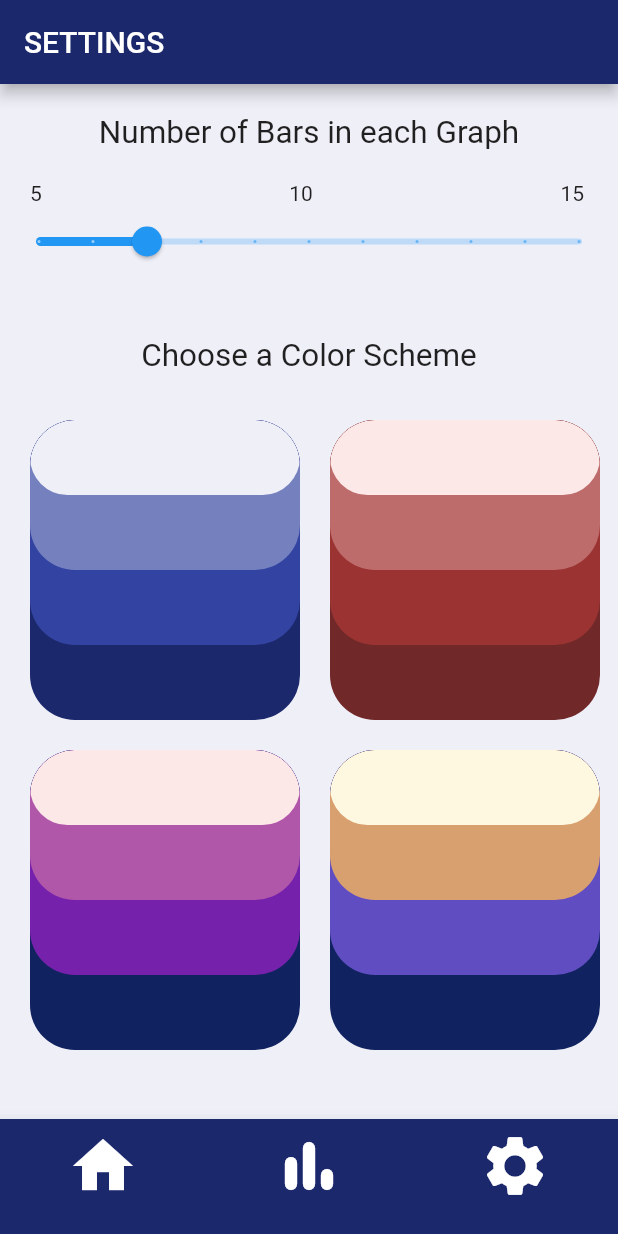
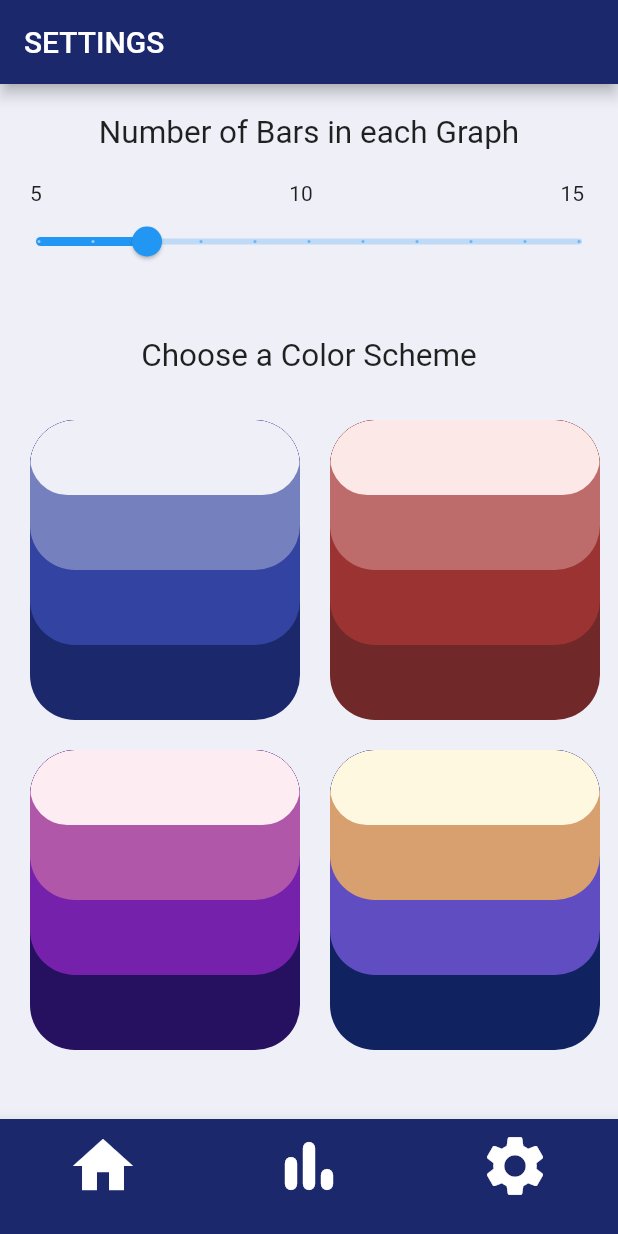
Before and after one commit to alexnbay/UXPrototype, a Flutter app: the SettingsRoute screen opened by its route, on a phone screen of 412 x 824 dp. Run offline on Flutter 3.47's test engine with Material 2 defaults, Android fonts, the phone set to English and light mode, and no system bars; our stand-ins replace fl_chart.

Commit message:
Color Changes
Color Changes

```diff
--- a/lib/settings.dart
+++ b/lib/settings.dart
@@ -130,10 +130,10 @@ class _SettingsRouteState extends State<SettingsRoute> {
             Row(
               children: [
               const SizedBox(width:20),
-              getColorBoxes(const Color(0xff102360),
+              getColorBoxes(const Color(0xff261060),
                   const Color(0xff7621ac),
                   const Color(0xffb157a9),
-                  const Color(0xfffde8e8)),
+                  const Color(0xffFDEDF3)),
               const SizedBox(width: 20),
               getColorBoxes(const Color(0xff102360),
                   const Color(0xff5F4DC1),
```
